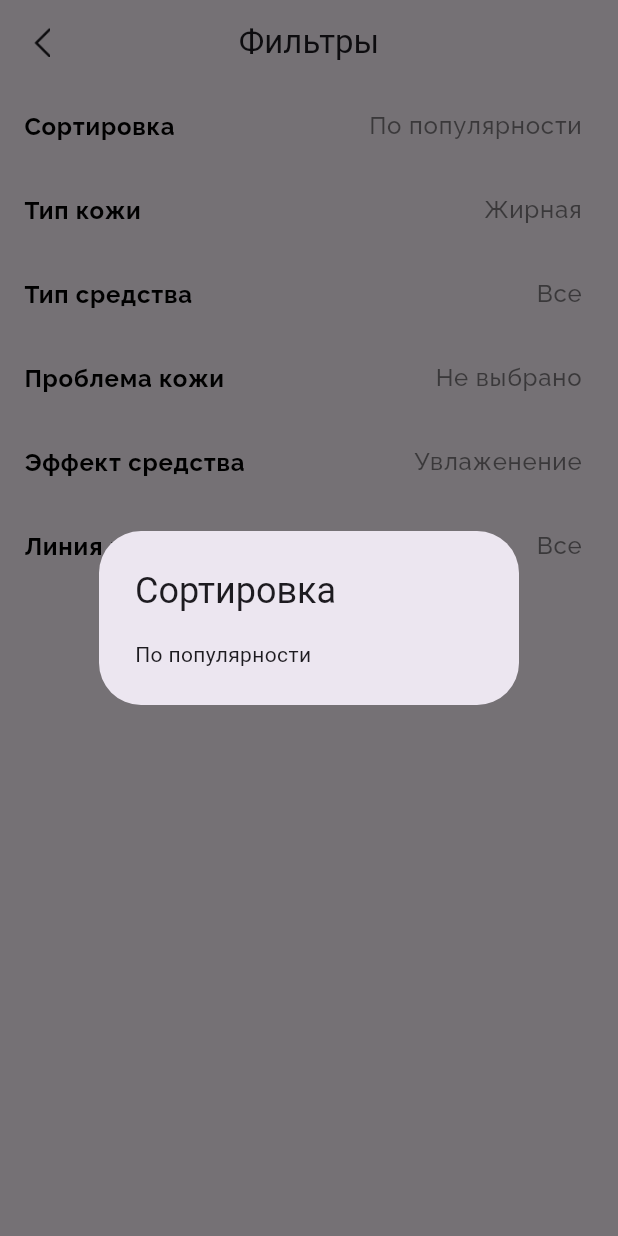
After one commit to DenUP/cosmetics_app, a Flutter app: the FilterShop screen opened by its route, after a tap on "Сортировка", on a phone screen of 412 x 824 dp. The commit adds this screen. Run offline on Flutter 3.47's test engine with Material 3 defaults, Android fonts, the phone set to English and light mode, and no system bars.

Commit message:
add: Filter

```diff
--- a/lib/app.dart
+++ b/lib/app.dart
@@ -1,3 +1,4 @@
+import 'package:cosmetics_app/screen/filter_shop.dart';
 import 'package:cosmetics_app/screen/katalog.dart';
 import 'package:cosmetics_app/screen/katalog_shop.dart';
 import 'package:cosmetics_app/screen/main_list.dart';
@@ -18,7 +19,8 @@ class App extends StatelessWidget {
         '/main': (context) => const MainList(),
         '/katalog': (context) => const Katalog(),
         '/katalog/type': (context) => const TypeKosha(),
-        '/katalog/type/zhirnay': (context) => const KatalogShop()
+        '/katalog/type/zhirnay': (context) => const KatalogShop(),
+        '/katalog/filter': (context) => const FilterShop(),
       },
     );
   }
--- /dev/null
+++ b/lib/data/filter_list.dart
@@ -0,0 +1,12 @@
+import '../entity/filter.dart';
+
+final List<Filter> _filterList = [
+  Filter(name: 'Сортировка', value: 'По популярности'),
+  Filter(name: 'Тип кожи', value: 'Жирная'),
+  Filter(name: 'Тип средства', value: 'Все'),
+  Filter(name: 'Проблема кожи', value: 'Не выбрано'),
+  Filter(name: 'Эффект средства', value: 'Увлаженение'),
+  Filter(name: 'Линия косметики', value: 'Все'),
+];
+
+List<Filter> getFilterList() => _filterList;
--- /dev/null
+++ b/lib/entity/filter.dart
@@ -0,0 +1,9 @@
+class Filter {
+  final String name;
+  final String value;
+
+  Filter({
+    required this.name,
+    required this.value,
+  });
+}
--- /dev/null
+++ b/lib/screen/filter_shop.dart
@@ -0,0 +1,62 @@
+import 'package:cosmetics_app/data/filter_list.dart';
+import 'package:flutter/material.dart';
+
+class FilterShop extends StatelessWidget {
+  const FilterShop({super.key});
+
+  @override
+  Widget build(BuildContext context) {
+    final filterList = getFilterList();
+    return Scaffold(
+      appBar: AppBar(
+        leading: Builder(
+          builder: (BuildContext context) {
+            return IconButton(
+              icon: const Padding(
+                padding: EdgeInsets.all(10.0),
+                child: ImageIcon(AssetImage('assets/icons/Vector.png')),
+              ),
+              onPressed: () {
+                Navigator.of(context).pop();
+              },
+            );
+          },
+        ),
+        centerTitle: true,
+        title: const Text('Фильтры'),
+      ),
+      body: ListView.builder(
+        itemCount: filterList.length,
+        shrinkWrap: true,
+        itemBuilder: (context, index) {
+          return ListTile(
+            title: Text(
+              filterList[index].name,
+              style: const TextStyle(
+                  color: Colors.black,
+                  fontFamily: 'Raleway',
+                  fontSize: 16,
+                  fontWeight: FontWeight.w600),
+            ),
+            trailing: Text(
+              filterList[index].value,
+              style: TextStyle(
+                  color: Colors.black.withOpacity(0.5),
+                  fontFamily: 'Raleway',
+                  fontSize: 16,
+                  fontWeight: FontWeight.w500),
+            ),
+            onTap: () {
+              showDialog(
+                context: context,
+                builder: (context) => AlertDialog(
+                    title: Text(filterList[index].name),
+                    content: Text(filterList[index].value)),
+              );
+            },
+          );
+        },
+      ),
+    );
+  }
+}
--- a/lib/screen/katalog_shop.dart
+++ b/lib/screen/katalog_shop.dart
@@ -78,6 +78,7 @@ class _KatalogShopState extends State<KatalogShop> {
                 const Spacer(),
                 IconButton(
                     onPressed: () {
+                      Navigator.of(context).pushNamed('/katalog/filter');
                       // Путь -> Filter
                     },
                     icon: const ImageIcon(
--- a/lib/screen/type_kosha.dart
+++ b/lib/screen/type_kosha.dart
@@ -24,7 +24,9 @@ class TypeKosha extends StatelessWidget {
           },
         ),
         centerTitle: true,
-        title: const Text('По типу кожи'),
+        title: const Text(
+          'По типу кожи',
+        ),
       ),
       body: Padding(
         padding: const EdgeInsets.symmetric(horizontal: 16),
```
